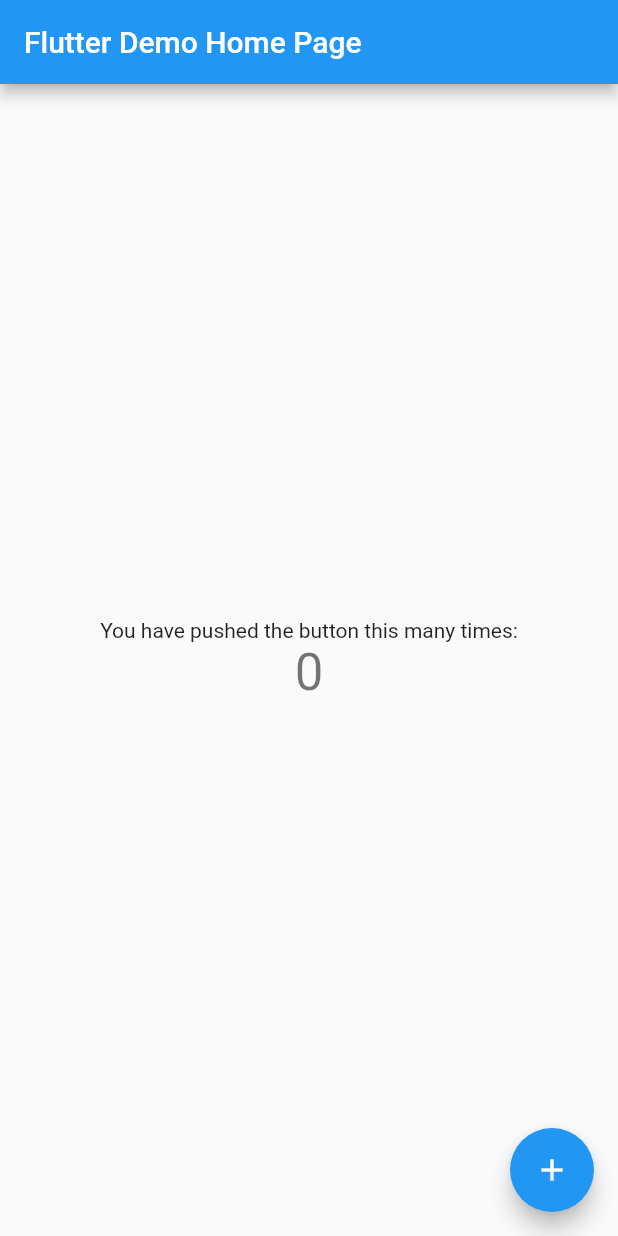
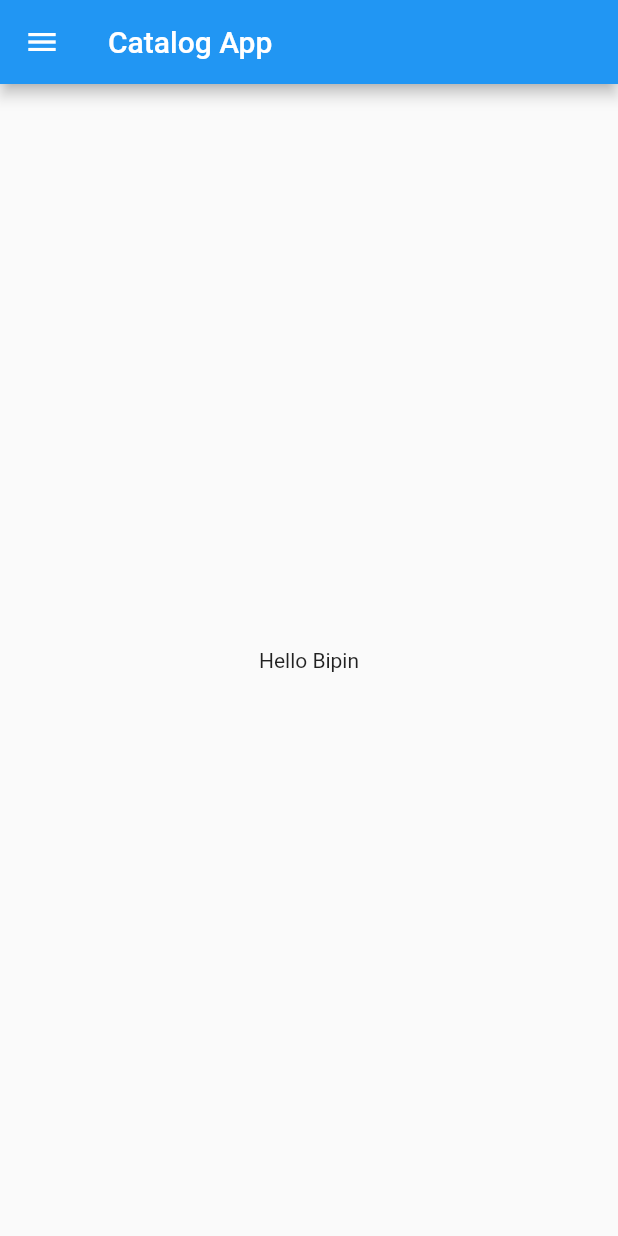
Before and after one commit to mrbipinpandey/flutter_catalog, a Flutter app: the screen it shows after launch, on a phone screen of 412 x 824 dp. Run offline on Flutter 3.47's test engine with Material 2 defaults, Android fonts, the phone set to English and light mode, and no system bars.

Commit message:
Day 2 Completed

```diff
--- /dev/null
+++ b/lib/home_page.dart
@@ -0,0 +1,25 @@
+import 'package:flutter/material.dart';
+
+class HomePage extends StatefulWidget {
+  HomePage({Key? key}) : super(key: key);
+
+  @override
+  _HomePageState createState() => _HomePageState();
+}
+
+class _HomePageState extends State<HomePage> {
+  @override
+  Widget build(BuildContext context) {
+    return Scaffold(
+      appBar: AppBar(
+        title: Text('Catalog App'),
+      ),
+      body: Center(
+        child: Container(
+          child: Text("Hello Bipin"),
+        ),
+      ),
+      drawer: Drawer(),
+    );
+  }
+}
--- a/lib/main.dart
+++ b/lib/main.dart
@@ -1,4 +1,5 @@
 import 'package:flutter/material.dart';
+import 'package:flutter_catalog/home_page.dart';
 
 void main() {
   runApp(const MyApp());
@@ -7,109 +8,8 @@ void main() {
 class MyApp extends StatelessWidget {
   const MyApp({Key? key}) : super(key: key);
 
-  // This widget is the root of your application.
   @override
   Widget build(BuildContext context) {
-    return MaterialApp(
-      title: 'Flutter Demo',
-      theme: ThemeData(
-        // This is the theme of your application.
-        //
-        // Try running your application with "flutter run". You'll see the
-        // application has a blue toolbar. Then, without quitting the app, try
-        // changing the primarySwatch below to Colors.green and then invoke
-        // "hot reload" (press "r" in the console where you ran "flutter run",
-        // or simply save your changes to "hot reload" in a Flutter IDE).
-        // Notice that the counter didn't reset back to zero; the application
-        // is not restarted.
-        primarySwatch: Colors.blue,
-      ),
-      home: const MyHomePage(title: 'Flutter Demo Home Page'),
-    );
+    return MaterialApp(home: HomePage());
   }
 }
-
-class MyHomePage extends StatefulWidget {
-  const MyHomePage({Key? key, required this.title}) : super(key: key);
-
-  // This widget is the home page of your application. It is stateful, meaning
-  // that it has a State object (defined below) that contains fields that affect
-  // how it looks.
-
-  // This class is the configuration for the state. It holds the values (in this
-  // case the title) provided by the parent (in this case the App widget) and
-  // used by the build method of the State. Fields in a Widget subclass are
-  // always marked "final".
-
-  final String title;
-
-  @override
-  State<MyHomePage> createState() => _MyHomePageState();
-}
-
-class _MyHomePageState extends State<MyHomePage> {
-  int _counter = 0;
-
-  void _incrementCounter() {
-    setState(() {
-      // This call to setState tells the Flutter framework that something has
-      // changed in this State, which causes it to rerun the build method below
-      // so that the display can reflect the updated values. If we changed
-      // _counter without calling setState(), then the build method would not be
-      // called again, and so nothing would appear to happen.
-      _counter++;
-    });
-  }
-
-  @override
-  Widget build(BuildContext context) {
-    // This method is rerun every time setState is called, for instance as done
-    // by the _incrementCounter method above.
-    //
-    // The Flutter framework has been optimized to make rerunning build methods
-    // fast, so that you can just rebuild anything that needs updating rather
-    // than having to individually change instances of widgets.
-    return Scaffold(
-      appBar: AppBar(
-        // Here we take the value from the MyHomePage object that was created by
-        // the App.build method, and use it to set our appbar title.
-        title: Text(widget.title),
-      ),
-      body: Center(
-        // Center is a layout widget. It takes a single child and positions it
-        // in the middle of the parent.
-        child: Column(
-          // Column is also a layout widget. It takes a list of children and
-          // arranges them vertically. By default, it sizes itself to fit its
-          // children horizontally, and tries to be as tall as its parent.
-          //
-          // Invoke "debug painting" (press "p" in the console, choose the
-          // "Toggle Debug Paint" action from the Flutter Inspector in Android
-          // Studio, or the "Toggle Debug Paint" command in Visual Studio Code)
-          // to see the wireframe for each widget.
-          //
-          // Column has various properties to control how it sizes itself and
-          // how it positions its children. Here we use mainAxisAlignment to
-          // center the children vertically; the main axis here is the vertical
-          // axis because Columns are vertical (the cross axis would be
-          // horizontal).
-          mainAxisAlignment: MainAxisAlignment.center,
-          children: <Widget>[
-            const Text(
-              'You have pushed the button this many times:',
-            ),
-            Text(
-              '$_counter',
-              style: Theme.of(context).textTheme.headline4,
-            ),
-          ],
-        ),
-      ),
-      floatingActionButton: FloatingActionButton(
-        onPressed: _incrementCounter,
-        tooltip: 'Increment',
-        child: const Icon(Icons.add),
-      ), // This trailing comma makes auto-formatting nicer for build methods.
-    );
-  }
-}
```
Also changed, not shown: 1 other file.
